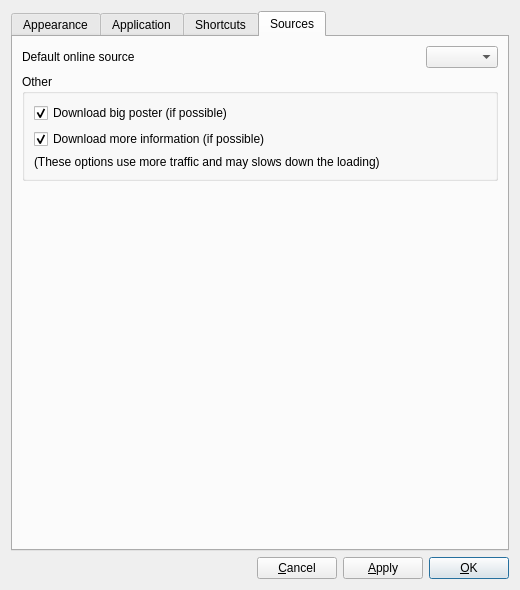
Above: src/settingswindow.ui from eugene-melnik/alexandra before the change. Below: the same form after it.
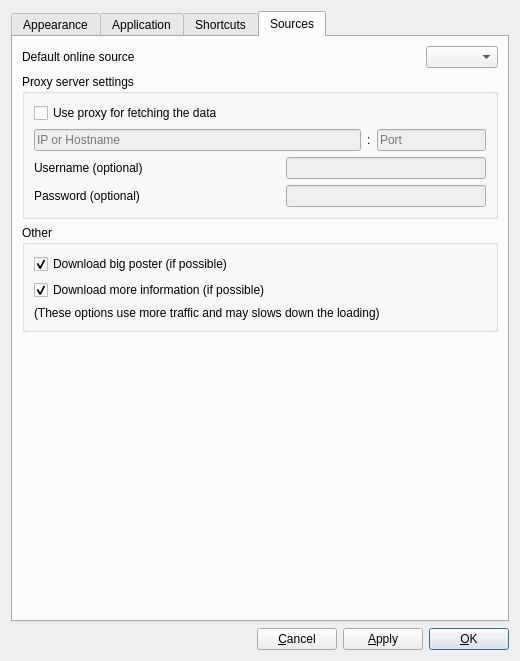
That is the form after the change. The open tabs and pages were chosen to show the change. Icons and pictures are not drawn.

Commit message: Proxy server support for data fetching features

Patch:
```diff
--- a/src/settingswindow.ui
+++ b/src/settingswindow.ui
@@ -10,7 +10,7 @@
     <x>0</x>
     <y>0</y>
     <width>520</width>
-    <height>590</height>
+    <height>661</height>
    </rect>
   </property>
   <property name="minimumSize">
@@ -1346,6 +1346,101 @@
          </item>
         </layout>
        </item>
+       <item>
+        <widget class="QGroupBox" name="gbProxy">
+         <property name="title">
+          <string>Proxy server settings</string>
+         </property>
+         <layout class="QVBoxLayout" name="verticalLayout">
+          <item>
+           <widget class="QCheckBox" name="cProxyEnabled">
+            <property name="text">
+             <string>Use proxy for fetching the data</string>
+            </property>
+           </widget>
+          </item>
+          <item>
+           <layout class="QHBoxLayout" name="hlHostPort" stretch="3,0,1">
+            <item>
+             <widget class="QLineEdit" name="eHost">
+              <property name="enabled">
+               <bool>false</bool>
+              </property>
+              <property name="placeholderText">
+               <string>IP or Hostname</string>
+              </property>
+             </widget>
+            </item>
+            <item>
+             <widget class="QLabel" name="labelDots">
+              <property name="text">
+               <string>:</string>
+              </property>
+             </widget>
+            </item>
+            <item>
+             <widget class="QLineEdit" name="ePort">
+              <property name="enabled">
+               <bool>false</bool>
+              </property>
+              <property name="placeholderText">
+               <string>Port</string>
+              </property>
+             </widget>
+            </item>
+           </layout>
+          </item>
+          <item>
+           <layout class="QHBoxLayout" name="hlProxyUsername" stretch="1,0">
+            <item>
+             <widget class="QLabel" name="labelUsername">
+              <property name="text">
+               <string>Username (optional)</string>
+              </property>
+             </widget>
+            </item>
+            <item>
+             <widget class="QLineEdit" name="eProxyUsername">
+              <property name="enabled">
+               <bool>false</bool>
+              </property>
+              <property name="minimumSize">
+               <size>
+                <width>200</width>
+                <height>0</height>
+               </size>
+              </property>
+             </widget>
+            </item>
+           </layout>
+          </item>
+          <item>
+           <layout class="QHBoxLayout" name="hlProxyPassword" stretch="1,0">
+            <item>
+             <widget class="QLabel" name="labelPassword">
+              <property name="text">
+               <string>Password (optional)</string>
+              </property>
+             </widget>
+            </item>
+            <item>
+             <widget class="QLineEdit" name="eProxyPassword">
+              <property name="enabled">
+               <bool>false</bool>
+              </property>
+              <property name="minimumSize">
+               <size>
+                <width>200</width>
+                <height>0</height>
+               </size>
+              </property>
+             </widget>
+            </item>
+           </layout>
+          </item>
+         </layout>
+        </widget>
+       </item>
        <item>
         <widget class="QGroupBox" name="gbOther">
          <property name="title">
```
Left out of the diff: 64 changed lines with no effect on the pictures. The commit also changes 8 other files.
